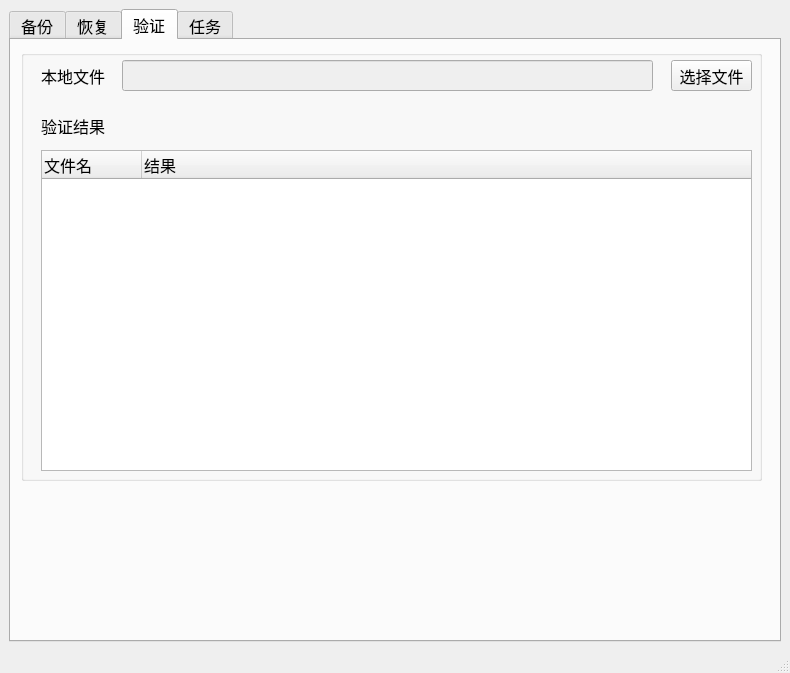
Qt form BackupGUI/mainwindow.ui (skifisy/FilesBackup) before a commit.
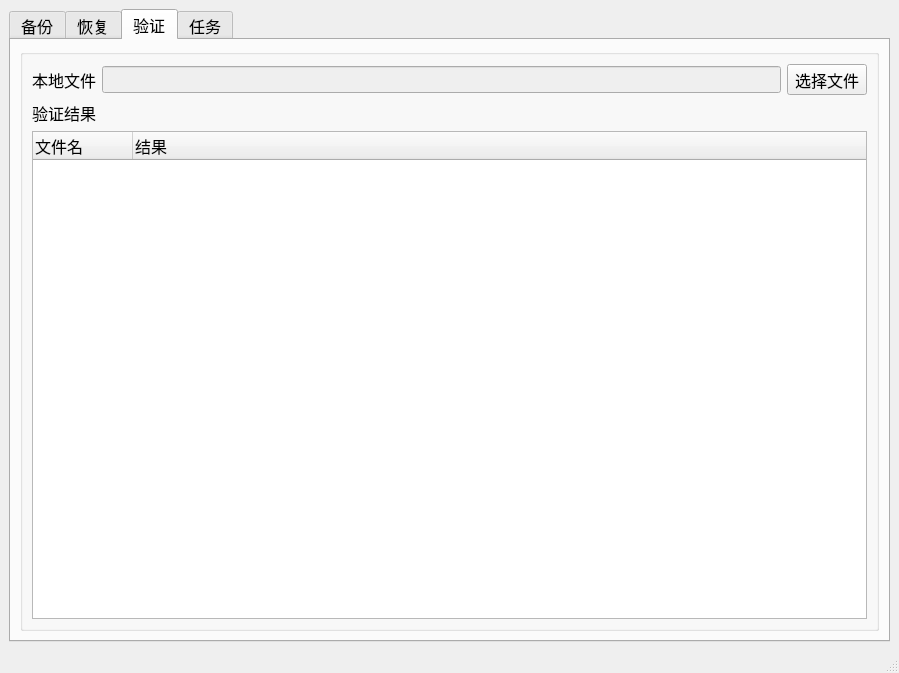
The same form after that commit. The open tabs and pages were chosen to show the change. Icons and pictures are not drawn.

Commit message: 文件恢复-bug修复

What changed in the file:
```diff
--- a/BackupGUI/mainwindow.ui
+++ b/BackupGUI/mainwindow.ui
@@ -6,7 +6,7 @@
    <rect>
     <x>0</x>
     <y>0</y>
-    <width>790</width>
+    <width>899</width>
     <height>673</height>
    </rect>
   </property>
@@ -404,15 +404,9 @@
        <attribute name="title">
         <string>验证</string>
        </attribute>
+       <layout class="QVBoxLayout" name="verticalLayout_6">
+        <item>
        <widget class="QGroupBox" name="localGroupBox_2">
-        <property name="geometry">
-         <rect>
-          <x>10</x>
-          <y>10</y>
-          <width>741</width>
-          <height>431</height>
-         </rect>
-        </property>
         <property name="title">
          <string/>
         </property>
@@ -425,91 +419,69 @@
         <property name="checked">
          <bool>false</bool>
         </property>
+          <layout class="QVBoxLayout" name="verticalLayout_5">
+           <item>
+            <layout class="QHBoxLayout" name="horizontalLayout_6">
+             <item>
         <widget class="QLabel" name="label_13">
-         <property name="geometry">
-          <rect>
-           <x>20</x>
-           <y>10</y>
-           <width>71</width>
-           <height>31</height>
-          </rect>
-         </property>
          <property name="text">
           <string>本地文件</string>
          </property>
         </widget>
+             </item>
+             <item>
         <widget class="QLineEdit" name="localFileRestoreLineEdit_2">
          <property name="enabled">
           <bool>false</bool>
          </property>
-         <property name="geometry">
-          <rect>
-           <x>101</x>
-           <y>10</y>
-           <width>531</width>
-           <height>31</height>
-          </rect>
-         </property>
-        </widget>
+              </widget>
+             </item>
+             <item>
         <widget class="QToolButton" name="browseLocalFile_2">
-         <property name="geometry">
-          <rect>
-           <x>650</x>
-           <y>10</y>
-           <width>81</width>
-           <height>31</height>
-          </rect>
-         </property>
          <property name="text">
           <string>选择文件</string>
          </property>
         </widget>
-        <widget class="QTreeWidget" name="localFileList_2">
-         <property name="enabled">
-          <bool>true</bool>
-         </property>
-         <property name="geometry">
-          <rect>
-           <x>20</x>
-           <y>100</y>
-           <width>711</width>
-           <height>321</height>
-          </rect>
-         </property>
-         <property name="focusPolicy">
-          <enum>Qt::StrongFocus</enum>
-         </property>
-         <property name="contextMenuPolicy">
-          <enum>Qt::CustomContextMenu</enum>
-         </property>
-         <property name="acceptDrops">
-          <bool>true</bool>
-         </property>
-         <column>
-          <property name="text">
-           <string>文件名</string>
-          </property>
-         </column>
-         <column>
-          <property name="text">
-           <string>结果</string>
-          </property>
-         </column>
-        </widget>
+             </item>
+            </layout>
+           </item>
+           <item>
         <widget class="QLabel" name="label_2">
-         <property name="geometry">
-          <rect>
-           <x>20</x>
-           <y>60</y>
-           <width>71</width>
-           <height>31</height>
-          </rect>
-         </property>
          <property name="text">
           <string>验证结果</string>
          </property>
         </widget>
-       </widget>
+           </item>
+           <item>
+            <widget class="QTreeWidget" name="localFileList_2">
+             <property name="enabled">
+              <bool>true</bool>
+             </property>
+             <property name="focusPolicy">
+              <enum>Qt::StrongFocus</enum>
+             </property>
+             <property name="contextMenuPolicy">
+              <enum>Qt::CustomContextMenu</enum>
+             </property>
+             <property name="acceptDrops">
+              <bool>true</bool>
+             </property>
+             <column>
+              <property name="text">
+               <string>文件名</string>
+              </property>
+             </column>
+             <column>
+              <property name="text">
+               <string>结果</string>
+              </property>
+             </column>
+            </widget>
+           </item>
+          </layout>
+         </widget>
+        </item>
+       </layout>
       </widget>
       <widget class="QWidget" name="tab_4">
        <attribute name="title">
```
Left out of the diff: 106 changed lines with no effect on the pictures. Lines whose indentation alone changed are shown as unchanged. The commit also changes 10 other files.
